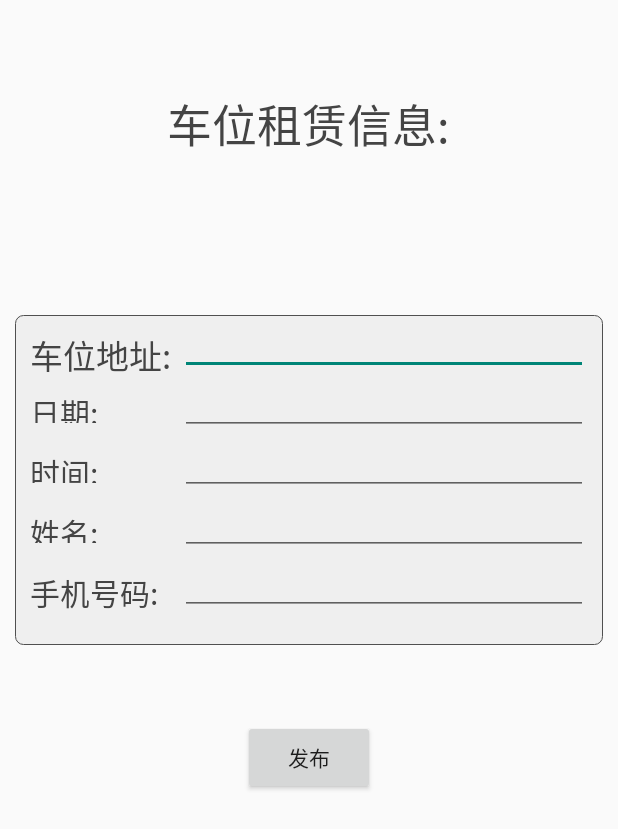
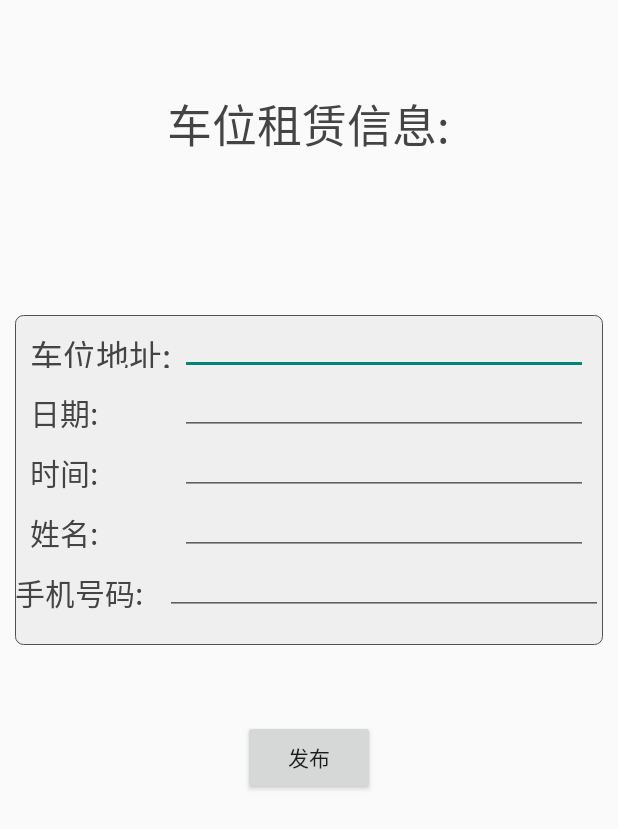
Before and after one commit to lingdiaan/MyApplication5, an Android app: the LeaseActivity screen opened directly, with no data from a screen before it, on a phone screen of 412 x 824 dp. Shown: the top 829 px of the screen. Run offline under Robolectric (Android 15) with nearby library versions, the phone set to English and light mode, and no system bars.

Commit message:
2020.01.13

```diff
--- a/app/src/main/res/layout/activity_lease.xml
+++ b/app/src/main/res/layout/activity_lease.xml
@@ -28,7 +28,7 @@
             <TextView
                 android:textColor="@color/dkgray"
                 android:layout_width="100dp"
-                android:layout_height="30dp"
+                android:layout_height="25dp"
                 android:text="车位地址:"
                 android:textSize="22dp"/>
             <EditText
@@ -36,7 +36,7 @@
                 android:id="@+id/address"
                 android:layout_width="match_parent"
                 android:layout_height="match_parent"
-                android:textSize="20dp"
+                android:textSize="22dp"
                 android:layout_gravity="center_horizontal"
                 android:lines="1"/>
         </LinearLayout>
@@ -51,7 +51,7 @@
             <TextView
                 android:textColor="@color/dkgray"
                 android:layout_width="100dp"
-                android:layout_height="22dp"
+                android:layout_height="30dp"
                 android:text="日期:"
                 android:textSize="20dp"/>
             <EditText
@@ -74,7 +74,7 @@
             <TextView
                 android:textColor="@color/dkgray"
                 android:layout_width="100dp"
-                android:layout_height="22dp"
+                android:layout_height="30dp"
                 android:text="时间:"
                 android:textSize="20dp"/>
             <EditText
@@ -97,7 +97,7 @@
             <TextView
                 android:textColor="@color/dkgray"
                 android:layout_width="100dp"
-                android:layout_height="22dp"
+                android:layout_height="30dp"
                 android:text="姓名:"
                 android:textSize="20dp"/>
             <EditText
@@ -110,8 +110,7 @@
                 android:lines="1"/>
         </LinearLayout>
         <LinearLayout
-            android:layout_marginLeft="10dp"
-            android:layout_marginRight="10dp"
+
             android:layout_marginBottom="20dp"
             android:layout_below="@+id/four"
             android:layout_marginTop="10dp"
@@ -120,7 +119,7 @@
             <TextView
                 android:textColor="@color/dkgray"
                 android:layout_width="100dp"
-                android:layout_height="wrap_content"
+                android:layout_height="30dp"
                 android:text="手机号码:"
                 android:textSize="20dp"/>
             <EditText
```
